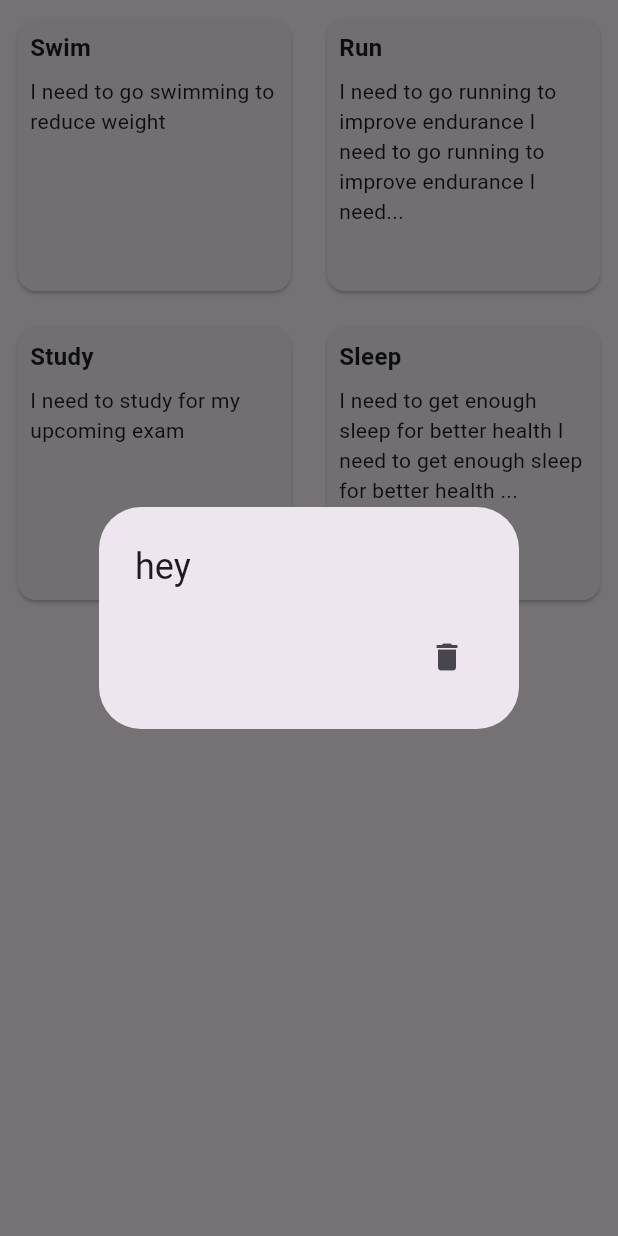
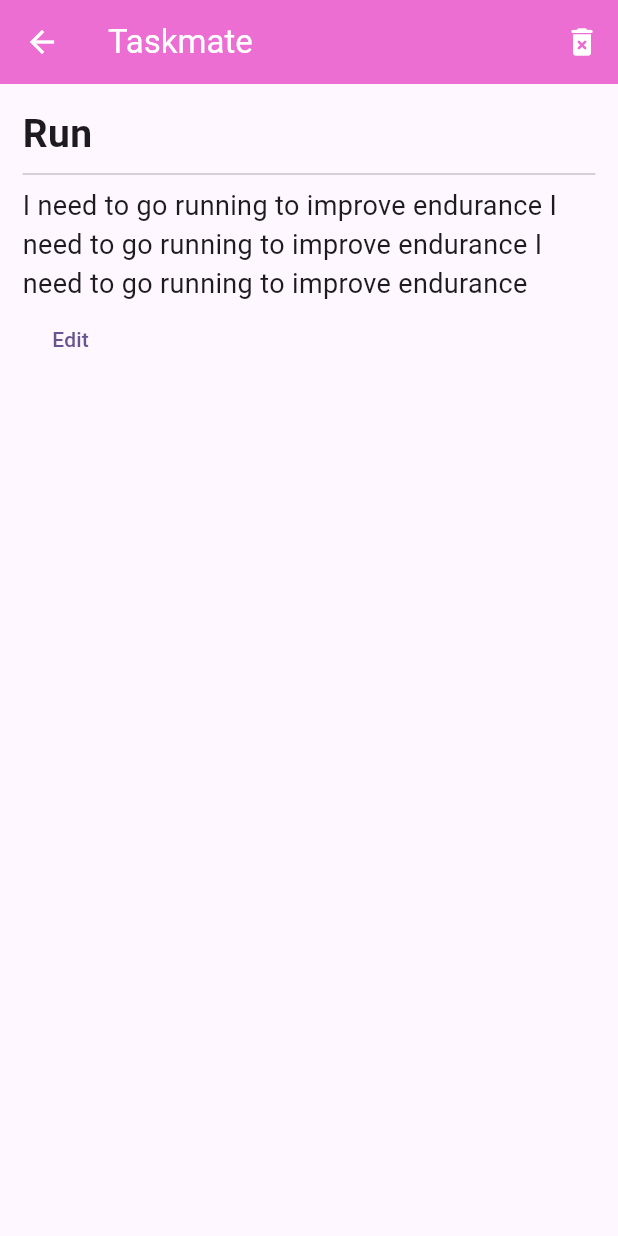
Before and after one commit to AaryanSharmaNeupane/Taskmate, a Flutter app: the ShowNotes screen opened directly, after a tap on "Run", on a phone screen of 412 x 824 dp. Run offline on Flutter 3.47's test engine with Material 3 defaults, Android fonts, the phone set to English and light mode, and no system bars.

Commit message:
UI updated, show full notes screen added

```diff
--- a/lib/notes_list_provider.dart
+++ b/lib/Provider/notes_list_provider.dart
@@ -28,9 +28,11 @@ class NotesListProvider extends ChangeNotifier {
 
   void addNotes(note) {
     notes.add(note);
+    notifyListeners();
   }
 
   void deleteNotes(id) {
     notes.removeWhere((note) => note['id'] == id);
+    notifyListeners();
   }
 }
--- /dev/null
+++ b/lib/Screens/home.dart
@@ -0,0 +1,80 @@
+import 'package:flutter/material.dart';
+import 'package:provider/provider.dart';
+import 'package:taskmate/Provider/notes_list_provider.dart';
+import 'package:taskmate/Screens/show_full_notes.dart';
+import 'package:taskmate/Screens/write_notes.dart';
+
+class ShowNotes extends StatelessWidget {
+  const ShowNotes({super.key});
+
+  //If the description length is more than 90, this function truncates the length of the description
+  String _truncateDescription(String description) {
+    if (description.length > 90) {
+      return "${description.substring(0, 90)}...";
+    } else {
+      return description;
+    }
+  }
+
+  @override
+  Widget build(BuildContext context) {
+    return Scaffold(
+      appBar: AppBar(
+        title: const Text(
+          "Taskmate",
+          style: TextStyle(color: Colors.white),
+        ),
+        backgroundColor: const Color.fromARGB(255, 236, 110, 211),
+      ),
+      body: Consumer<NotesListProvider>(
+        builder: (context, notesProvider, child) => GridView.builder(
+            gridDelegate: const SliverGridDelegateWithFixedCrossAxisCount(
+                crossAxisCount: 2),
+            itemCount: notesProvider.notes.length,
+            itemBuilder: ((context, index) {
+              return GestureDetector(
+                onTap: () {
+                  Navigator.of(context).push(
+                    MaterialPageRoute(
+                      builder: (context) => ShowFullNotes(
+                        id: notesProvider.notes[index]['id'],
+                        title: notesProvider.notes[index]['title'],
+                        description: notesProvider.notes[index]['description'],
+                      ),
+                    ),
+                  );
+                },
+                child: Card(
+                  margin: const EdgeInsets.all(12),
+                  child: Padding(
+                    padding: const EdgeInsets.all(8.0),
+                    child: Column(
+                      crossAxisAlignment: CrossAxisAlignment.start,
+                      children: [
+                        Text(
+                          notesProvider.notes[index]['title'],
+                          style: const TextStyle(
+                              fontWeight: FontWeight.bold, fontSize: 16),
+                        ),
+                        const SizedBox(height: 8.0),
+                        Text(
+                          _truncateDescription(
+                              notesProvider.notes[index]['description']),
+                          style: const TextStyle(fontSize: 14),
+                        ),
+                      ],
+                    ),
+                  ),
+                ),
+              );
+            })),
+      ),
+      floatingActionButton: FloatingActionButton(
+        onPressed: () => Navigator.of(context).pushNamed(WriteNotes.routeName),
+        shape: RoundedRectangleBorder(borderRadius: BorderRadius.circular(30)),
+        backgroundColor: const Color.fromARGB(255, 236, 110, 211),
+        child: const Icon(Icons.add),
+      ),
+    );
+  }
+}
--- /dev/null
+++ b/lib/Screens/show_full_notes.dart
@@ -0,0 +1,72 @@
+import 'package:flutter/material.dart';
+import 'package:provider/provider.dart';
+import 'package:taskmate/Provider/notes_list_provider.dart';
+
+class ShowFullNotes extends StatelessWidget {
+  final String id, title, description;
+  const ShowFullNotes(
+      {super.key,
+      required this.id,
+      required this.title,
+      required this.description});
+  static const routeName = "/show_full_notes";
+
+  @override
+  Widget build(BuildContext context) {
+    // final note = Provider.of<NotesListProvider>(context).notes;
+    // late String title;
+    // late String description;
+
+    // for (int index = 0; index < note.length; index++) {
+    //   if (note[index]['id'] == noteId) {
+    //     title = note[index]['title'];
+    //     description = note[index]['description'];
+    //   }
+    // }
+
+    void deleteNote(String id) {
+      Provider.of<NotesListProvider>(context, listen: false).deleteNotes(id);
+      Navigator.of(context).pop();
+    }
+
+    return Scaffold(
+        appBar: AppBar(
+          title: const Text(
+            "Taskmate",
+            style: TextStyle(color: Colors.white),
+          ),
+          iconTheme: const IconThemeData(color: Colors.white),
+          actions: [
+            IconButton(
+              onPressed: () => deleteNote(id),
+              icon: const Icon(Icons.delete_forever_rounded),
+              color: Colors.white,
+            )
+          ],
+          backgroundColor: const Color.fromARGB(255, 236, 110, 211),
+        ),
+        body: SingleChildScrollView(
+          child: Container(
+            margin: const EdgeInsets.all(15),
+            child: Column(
+              crossAxisAlignment: CrossAxisAlignment.start,
+              children: [
+                Text(
+                  title,
+                  style: const TextStyle(
+                      fontSize: 26, fontWeight: FontWeight.bold),
+                ),
+                const Divider(),
+                Text(
+                  description,
+                  style: const TextStyle(
+                    fontSize: 18,
+                  ),
+                ),
+                TextButton(onPressed: () {}, child: const Text("Edit"))
+              ],
+            ),
+          ),
+        ));
+  }
+}
--- a/lib/show_notes.dart
+++ /dev/null
@@ -1,70 +0,0 @@
-import 'package:flutter/material.dart';
-import 'package:provider/provider.dart';
-import 'package:taskmate/notes_list_provider.dart';
-
-class ShowNotes extends StatelessWidget {
-  ShowNotes({super.key});
-
-  //If the description length is more than 90, this function truncates the length of the description
-  String _truncateDescription(String description) {
-    if (description.length > 90) {
-      return "${description.substring(0, 90)}...";
-    } else {
-      return description;
-    }
-  }
-
-  void showFullNotes(BuildContext context, String id) {
-    showDialog(
-        context: context,
-        builder: (BuildContext context) {
-          return AlertDialog(
-            title: Text("hey"),
-            actions: [
-              IconButton(
-                  onPressed: () {
-                    Provider.of<NotesListProvider>(context, listen: false)
-                        .deleteNotes(id);
-                    Navigator.of(context).pop();
-                  },
-                  icon: Icon(Icons.delete))
-            ],
-          );
-        });
-  }
-
-  @override
-  Widget build(BuildContext context) {
-    final task = Provider.of<NotesListProvider>(context).notes;
-    return GridView.builder(
-        gridDelegate:
-            const SliverGridDelegateWithFixedCrossAxisCount(crossAxisCount: 2),
-        itemCount: task.length,
-        itemBuilder: ((context, index) {
-          return InkWell(
-            onTap: () => showFullNotes(context, task[index]["id"]),
-            child: Card(
-              margin: const EdgeInsets.all(12),
-              child: Padding(
-                padding: const EdgeInsets.all(8.0),
-                child: Column(
-                  crossAxisAlignment: CrossAxisAlignment.start,
-                  children: [
-                    Text(
-                      task[index]['title'],
-                      style: const TextStyle(
-                          fontWeight: FontWeight.bold, fontSize: 16),
-                    ),
-                    const SizedBox(height: 8.0),
-                    Text(
-                      _truncateDescription(task[index]['description']),
-                      style: const TextStyle(fontSize: 14),
-                    ),
-                  ],
-                ),
-              ),
-            ),
-          );
-        }));
-  }
-}
```
Also changed, not shown: lib/Screens/write_notes.dart (renamed from lib/write_notes.dart, +10 -1 lines), lib/home.dart (deleted, +0 -51 lines), lib/main.dart (+8 -3 lines).
